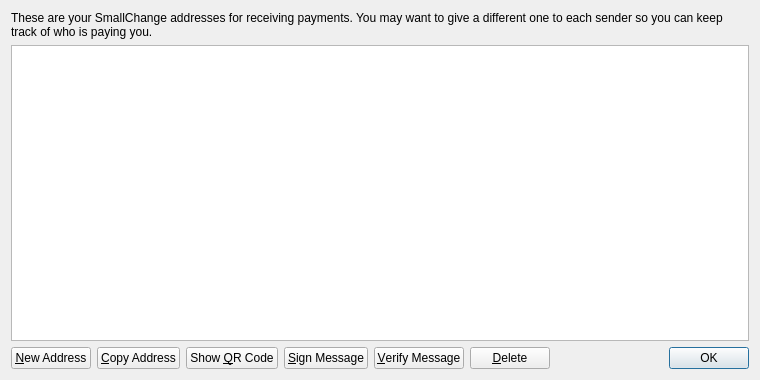
Qt form src/qt/forms/addressbookpage.ui (ebaycoin/ebaycoin) before a commit.
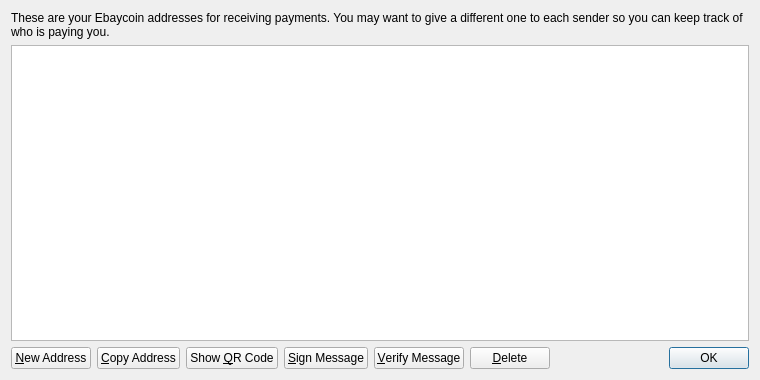
The same form after that commit. Icons and pictures are not drawn.

Patch:
```diff
--- a/src/qt/forms/addressbookpage.ui
+++ b/src/qt/forms/addressbookpage.ui
@@ -17,7 +17,7 @@
    <item>
     <widget class="QLabel" name="labelExplanation">
      <property name="text">
-      <string>These are your SmallChange addresses for receiving payments. You may want to give a different one to each sender so you can keep track of who is paying you.</string>
+      <string>These are your Ebaycoin addresses for receiving payments. You may want to give a different one to each sender so you can keep track of who is paying you.</string>
      </property>
      <property name="textFormat">
       <enum>Qt::PlainText</enum>
```
